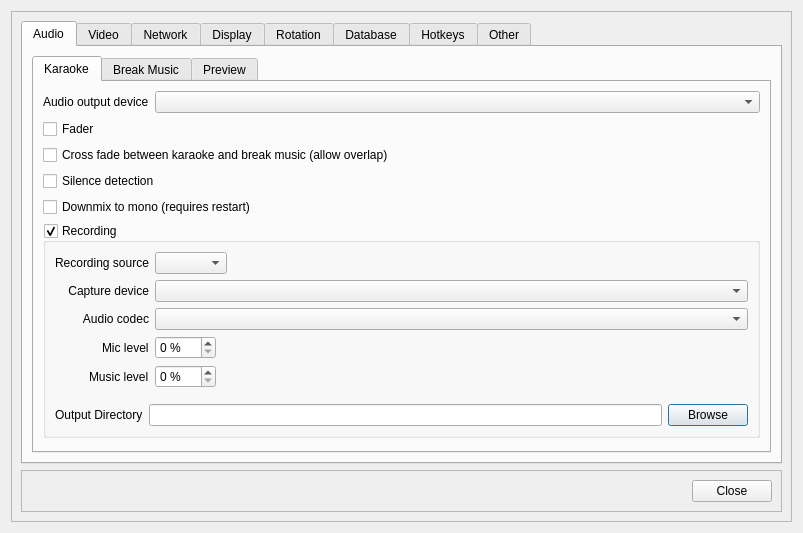
The window that src/dlgsettings.ui (EquinoxEarth/OpenKJ) describes before a commit, drawn with Qt 5.
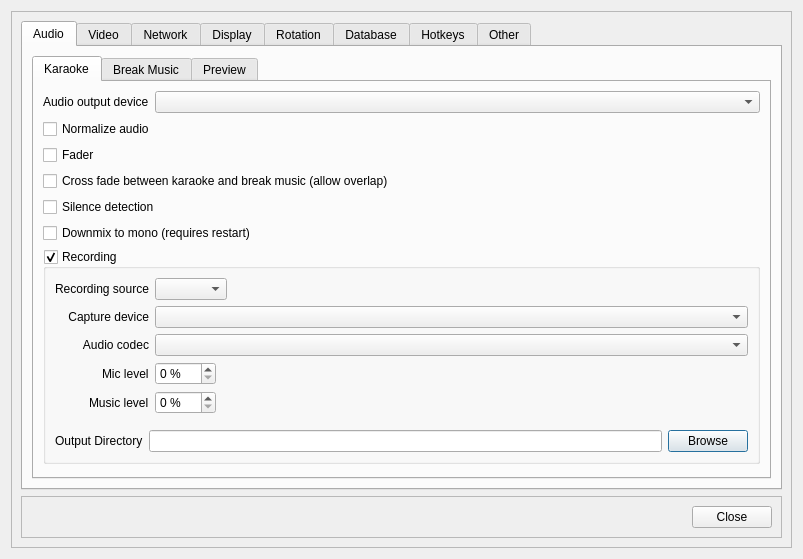
The same window after the commit. The open tabs and pages were chosen to show the change. Icons and pictures are not drawn.

Commit message: Normalize playback with a persistent track gain cache

What changed in the file:
```diff
--- a/src/dlgsettings.ui
+++ b/src/dlgsettings.ui
@@ -87,6 +87,16 @@
                   </item>
                  </layout>
                 </item>
+                <item>
+                 <widget class="QCheckBox" name="checkBoxNormalizeKaraoke">
+                  <property name="text">
+                   <string>Normalize audio</string>
+                  </property>
+                  <property name="toolTip">
+                   <string>Turn louder karaoke tracks down after measuring their loudness. Quiet tracks keep their original level.</string>
+                  </property>
+                 </widget>
+                </item>
                 <item>
                  <widget class="QCheckBox" name="checkBoxFader">
                   <property name="toolTip">
```
Left out of the diff: 10 changed lines with no effect on the pictures. The commit also changes 20 other files.
